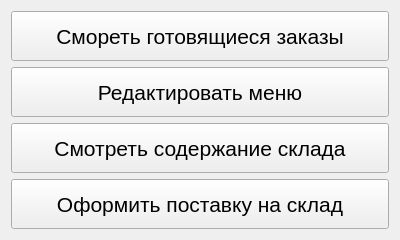
Old version of the form mainmenuwidget.ui in the repository Omn1/TUIadmin.
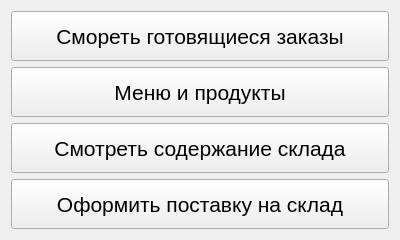
New version of the form.

The edit to the form file:
```diff
--- a/mainmenuwidget.ui
+++ b/mainmenuwidget.ui
@@ -58,7 +58,7 @@
       </font>
      </property>
      <property name="text">
-      <string>Редактировать меню</string>
+      <string>Меню и продукты</string>
      </property>
     </widget>
    </item>
```
